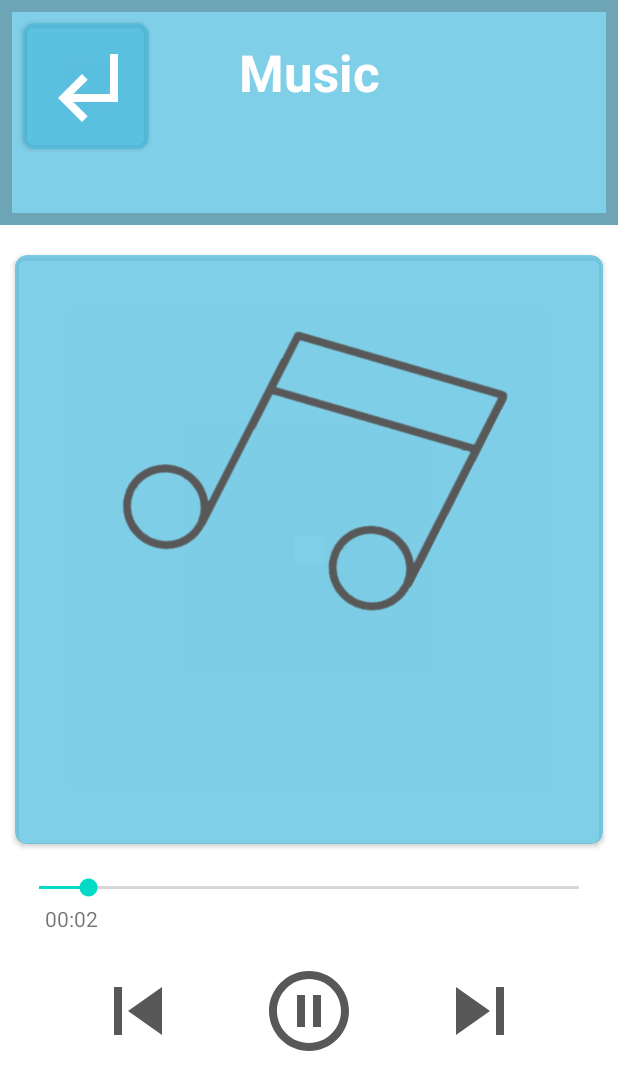
After one commit to yahya-t/DALD, an Android app: the MusicPlayerActivity screen opened directly, with no data from a screen before it, on a phone screen of 412 x 824 dp. The commit adds this screen. Shown: the top 1090 px of the screen. Run offline under Robolectric (Android 15) with nearby library versions, the phone set to English and light mode, and no system bars; 4 statements that could not run were skipped.

Commit message:
Completed Music Player

```diff
--- /dev/null
+++ b/app/src/main/java/com/example/dald/Music/CustomMediaPlayer.kt
@@ -0,0 +1,17 @@
+package com.example.dald.Music
+
+import android.media.MediaPlayer
+
+object CustomMediaPlayer {
+    var instance: MediaPlayer? = null
+
+    @JvmName("getInstance1")
+    fun getInstance(): MediaPlayer? {
+        if (instance == null) {
+            instance = MediaPlayer()
+        }
+        return instance
+    }
+
+    var currentIndex = 0
+}
--- a/app/src/main/java/com/example/dald/Music/MusicModel.kt
+++ b/app/src/main/java/com/example/dald/Music/MusicModel.kt
@@ -1,4 +1,4 @@
-package com.example.easytutomusicapp
+package com.example.dald.Music
 
 import java.io.Serializable
 
--- /dev/null
+++ b/app/src/main/java/com/example/dald/Music/MusicPlayerActivity.kt
@@ -0,0 +1,163 @@
+package com.example.dald.Music
+
+import android.content.Intent
+import android.media.MediaPlayer
+import android.os.Build
+import android.os.Bundle
+import android.os.Handler
+import android.view.View
+import android.widget.ImageView
+import android.widget.SeekBar
+import android.widget.SeekBar.OnSeekBarChangeListener
+import android.widget.TextView
+import androidx.annotation.RequiresApi
+import androidx.appcompat.app.AppCompatActivity
+import androidx.core.view.WindowCompat
+import androidx.core.view.WindowInsetsCompat
+import androidx.core.view.WindowInsetsControllerCompat
+import com.example.dald.MainActivity
+import com.example.dald.R
+import java.io.IOException
+import java.util.concurrent.TimeUnit
+
+class MusicPlayerActivity : AppCompatActivity() {
+    lateinit var musicTitle: TextView
+    lateinit var musicCurrentTime: TextView
+    lateinit var musicTotalTime: TextView
+    lateinit var musicSeekBar: SeekBar
+    lateinit var musicPlayerImage: ImageView
+    lateinit var musicPause: ImageView
+    lateinit var musicPrevious: ImageView
+    lateinit var musicNext: ImageView
+
+    lateinit var musicList: ArrayList<MusicModel>
+    lateinit var currentMusic: MusicModel
+    var mediaPlayer: MediaPlayer? = CustomMediaPlayer.getInstance()
+    var x = 0
+
+    @RequiresApi(Build.VERSION_CODES.R)
+    override fun onCreate(savedInstanceState: Bundle?) {
+        super.onCreate(savedInstanceState)
+        setContentView(R.layout.activity_music_player)
+
+        hideSystemUI()
+        supportActionBar?.hide()
+
+        musicTitle = findViewById(R.id.music_player_title)
+        musicCurrentTime = findViewById(R.id.music_current_time)
+        musicTotalTime = findViewById(R.id.music_total_time)
+        musicSeekBar = findViewById(R.id.music_seek_bar)
+        musicPlayerImage = findViewById(R.id.music_player_image)
+        musicPause = findViewById(R.id.music_pause)
+        musicPrevious = findViewById(R.id.music_previous)
+        musicNext = findViewById(R.id.music_next)
+
+        musicList = intent.getSerializableExtra("LIST") as ArrayList<MusicModel>
+
+        setResourcesWithMusic()
+
+        runOnUiThread(object : Runnable {
+            override fun run() {
+                if (mediaPlayer != null) {
+                    musicSeekBar?.progress = mediaPlayer!!.currentPosition
+                    musicCurrentTime?.text = convertToMMSS(mediaPlayer!!.currentPosition.toString() + "")
+                    if (mediaPlayer!!.isPlaying) {
+                        musicPause?.setImageResource(R.drawable.ic_baseline_pause_circle_outline_24)
+                        musicPlayerImage?.rotation = x++.toFloat()
+                    } else {
+                        musicPause?.setImageResource(R.drawable.ic_baseline_play_circle_outline_24)
+                        musicPlayerImage?.rotation = 0F
+                    }
+                }
+                Handler().postDelayed(this, 100)
+            }
+        })
+
+        musicSeekBar?.setOnSeekBarChangeListener(object : OnSeekBarChangeListener {
+            override fun onProgressChanged(seekBar: SeekBar, progress: Int, fromUser: Boolean) {
+                if (mediaPlayer != null && fromUser) {
+                    mediaPlayer!!.seekTo(progress)
+                }
+            }
+
+            override fun onStartTrackingTouch(seekBar: SeekBar) {}
+            override fun onStopTrackingTouch(seekBar: SeekBar) {}
+        })
+    }
+
+
+    private fun setResourcesWithMusic() {
+        currentMusic = musicList[CustomMediaPlayer.currentIndex]
+        musicTitle!!.text = currentMusic?.title
+        musicTotalTime?.text = currentMusic?.duration?.let { convertToMMSS(it) }
+        musicPause?.setOnClickListener { pausePlay() }
+        musicNext?.setOnClickListener { playNextSong() }
+        musicPrevious?.setOnClickListener { playPreviousSong() }
+        playMusic()
+    }
+
+
+    private fun playMusic() {
+        mediaPlayer!!.reset()
+        try {
+            mediaPlayer?.setDataSource(currentMusic?.path)
+            mediaPlayer?.prepare()
+            mediaPlayer?.start()
+            musicSeekBar?.progress = 0
+            musicSeekBar?.max = mediaPlayer!!.duration
+        } catch (e: IOException) {
+            e.printStackTrace()
+        }
+    }
+
+    private fun playNextSong() {
+        if (CustomMediaPlayer.currentIndex == musicList!!.size - 1) {
+            return
+        } else {
+            CustomMediaPlayer.currentIndex += 1
+            mediaPlayer!!.reset()
+            setResourcesWithMusic()
+        }
+    }
+
+    private fun playPreviousSong() {
+        if (CustomMediaPlayer.currentIndex == 0) {
+            return
+        } else {
+            CustomMediaPlayer.currentIndex -= 1
+            mediaPlayer!!.reset()
+            setResourcesWithMusic()
+        }
+    }
+
+    private fun pausePlay() {
+        if (mediaPlayer!!.isPlaying) mediaPlayer!!.pause() else mediaPlayer!!.start()
+    }
+
+
+    private fun convertToMMSS(duration: String): String? {
+        val millis = duration.toLong()
+        return java.lang.String.format("%02d:%02d",
+            TimeUnit.MILLISECONDS.toMinutes(millis) % TimeUnit.HOURS.toMinutes(1),
+            TimeUnit.MILLISECONDS.toSeconds(millis) % TimeUnit.MINUTES.toSeconds(1))
+    }
+
+    @RequiresApi(Build.VERSION_CODES.R)
+    fun hideSystemUI() {
+        WindowCompat.setDecorFitsSystemWindows(window, false)
+        WindowInsetsControllerCompat(window,
+            window.decorView.findViewById(android.R.id.content)).let { controller ->
+            controller.hide(WindowInsetsCompat.Type.systemBars())
+            controller.systemBarsBehavior =
+                WindowInsetsControllerCompat.BEHAVIOR_SHOW_TRANSIENT_BARS_BY_SWIPE
+        }
+    }
+
+    fun returnToMusic(view: View) {
+        mediaPlayer!!.pause()
+        finish()
+        val intent = Intent(this, MusicActivity::class.java)
+        startActivity(intent)
+
+    }
+}
--- a/app/src/main/java/com/example/dald/Photos/ImageAdapter.kt
+++ b/app/src/main/java/com/example/dald/Photos/ImageAdapter.kt
@@ -23,7 +23,7 @@ class ImageAdapter (private var context: Context, private var imagesList: ArrayL
 
     override fun onCreateViewHolder(parent: ViewGroup, viewType: Int): ImageViewHolder {
         val inflater = LayoutInflater.from(parent.context)
-        val view = inflater.inflate(R.layout.row_custom_recycler_item, parent, false)
+        val view = inflater.inflate(R.layout.photo_recycler_item, parent, false)
         return ImageViewHolder(view)
     }
 
--- a/app/src/main/java/com/example/dald/Photos/ImageFullActivity.kt
+++ b/app/src/main/java/com/example/dald/Photos/ImageFullActivity.kt
@@ -41,7 +41,7 @@ class ImageFullActivity : AppCompatActivity() {
         }
     }
 
-    fun backButton(view: View) {
+    fun returnToGallery(view: View) {
         val intent = Intent(this, PhotoActivity::class.java)
         startActivity(intent)
     }
--- /dev/null
+++ b/app/src/main/res/drawable/ic_baseline_home_24.xml
@@ -0,0 +1,5 @@
+<vector android:height="64dp" android:tint="#FFFFFF"
+    android:viewportHeight="24" android:viewportWidth="24"
+    android:width="64dp" xmlns:android="http://schemas.android.com/apk/res/android">
+    <path android:fillColor="@android:color/white" android:pathData="M10,20v-6h4v6h5v-8h3L12,3 2,12h3v8z"/>
+</vector>
--- /dev/null
+++ b/app/src/main/res/drawable/ic_baseline_pause_circle_outline_24.xml
@@ -0,0 +1,5 @@
+<vector android:height="64dp" android:tint="#585858"
+    android:viewportHeight="24" android:viewportWidth="24"
+    android:width="64dp" xmlns:android="http://schemas.android.com/apk/res/android">
+    <path android:fillColor="@android:color/white" android:pathData="M9,16h2L11,8L9,8v8zM12,2C6.48,2 2,6.48 2,12s4.48,10 10,10 10,-4.48 10,-10S17.52,2 12,2zM12,20c-4.41,0 -8,-3.59 -8,-8s3.59,-8 8,-8 8,3.59 8,8 -3.59,8 -8,8zM13,16h2L15,8h-2v8z"/>
+</vector>
--- /dev/null
+++ b/app/src/main/res/drawable/ic_baseline_play_circle_outline_24.xml
@@ -0,0 +1,5 @@
+<vector android:height="64dp" android:tint="#585858"
+    android:viewportHeight="24" android:viewportWidth="24"
+    android:width="64dp" xmlns:android="http://schemas.android.com/apk/res/android">
+    <path android:fillColor="@android:color/white" android:pathData="M10,16.5l6,-4.5 -6,-4.5v9zM12,2C6.48,2 2,6.48 2,12s4.48,10 10,10 10,-4.48 10,-10S17.52,2 12,2zM12,20c-4.41,0 -8,-3.59 -8,-8s3.59,-8 8,-8 8,3.59 8,8 -3.59,8 -8,8z"/>
+</vector>
--- /dev/null
+++ b/app/src/main/res/drawable/ic_baseline_skip_next_24.xml
@@ -0,0 +1,5 @@
+<vector android:height="64dp" android:tint="#585858"
+    android:viewportHeight="24" android:viewportWidth="24"
+    android:width="64dp" xmlns:android="http://schemas.android.com/apk/res/android">
+    <path android:fillColor="@android:color/white" android:pathData="M6,18l8.5,-6L6,6v12zM16,6v12h2V6h-2z"/>
+</vector>
--- /dev/null
+++ b/app/src/main/res/drawable/ic_baseline_skip_previous_24.xml
@@ -0,0 +1,5 @@
+<vector android:height="64dp" android:tint="#585858"
+    android:viewportHeight="24" android:viewportWidth="24"
+    android:width="64dp" xmlns:android="http://schemas.android.com/apk/res/android">
+    <path android:fillColor="@android:color/white" android:pathData="M6,6h2v12L6,18zM9.5,12l8.5,6L18,6z"/>
+</vector>
--- /dev/null
+++ b/app/src/main/res/drawable/ic_baseline_subdirectory_arrow_left_24.xml
@@ -0,0 +1,5 @@
+<vector android:height="64dp" android:tint="#FFFFFF"
+    android:viewportHeight="24" android:viewportWidth="24"
+    android:width="64dp" xmlns:android="http://schemas.android.com/apk/res/android">
+    <path android:fillColor="@android:color/white" android:pathData="M11,9l1.42,1.42L8.83,14H18V4h2v12H8.83l3.59,3.58L11,21l-6,-6 6,-6z"/>
+</vector>
--- /dev/null
+++ b/app/src/main/res/layout/activity_music_player.xml
@@ -0,0 +1,181 @@
+<?xml version="1.0" encoding="utf-8"?>
+<LinearLayout xmlns:android="http://schemas.android.com/apk/res/android"
+    xmlns:tools="http://schemas.android.com/tools"
+    android:layout_width="match_parent"
+    android:layout_height="match_parent"
+    xmlns:app="http://schemas.android.com/apk/res-auto"
+    android:orientation="vertical"
+    android:weightSum="10"
+    tools:context=".Music.MusicPlayerActivity">
+
+    <GridLayout
+        android:layout_width="match_parent"
+        android:layout_height="200dp"
+        android:layout_weight="2.4"
+        android:background="@drawable/music_banner_background"
+        android:clipChildren="false"
+        android:clipToPadding="false"
+        android:columnCount="2"
+        android:padding="5dp"
+        android:layout_marginBottom="10dp"
+        android:rowCount="2">
+
+        <androidx.cardview.widget.CardView
+            android:id="@+id/home_from_music_player"
+            android:layout_width="wrap_content"
+            android:layout_height="wrap_content"
+            android:layout_marginStart="10dp"
+            android:layout_marginTop="10dp"
+            android:layout_marginEnd="10dp"
+            android:layout_marginBottom="10dp"
+            android:backgroundTint="@color/musicBackground"
+            app:cardCornerRadius="8dp"
+            app:cardElevation="2dp"
+            android:clickable="true"
+            android:foreground="?attr/selectableItemBackground"
+            android:onClick="returnToMusic">
+
+            <ImageView
+                android:id="@+id/home"
+                android:layout_width="wrap_content"
+                android:layout_height="wrap_content"
+                android:layout_alignParentStart="true"
+                android:layout_centerVertical="true"
+                android:padding="10dp"
+                android:src="@drawable/ic_baseline_subdirectory_arrow_left_24" />
+
+        </androidx.cardview.widget.CardView>
+
+
+        <TextView
+            android:id="@+id/galleryTitle"
+            android:layout_width="match_parent"
+            android:layout_height="wrap_content"
+            android:layout_row="0"
+            android:layout_column="0"
+            android:gravity="center"
+            android:textColor="@android:color/white"
+            android:textSize="34sp"
+            android:textStyle="bold"
+            android:layout_marginTop="20dp"
+            android:text="Music"/>
+
+    </GridLayout>
+
+    <RelativeLayout
+        android:layout_width="match_parent"
+        android:layout_height="match_parent">
+
+        <androidx.cardview.widget.CardView
+            android:id="@+id/music_player_card"
+            android:layout_width="match_parent"
+            android:layout_height="wrap_content"
+            android:layout_marginStart="10dp"
+            android:layout_marginTop="10dp"
+            android:layout_marginEnd="10dp"
+            android:layout_marginBottom="10dp"
+            android:backgroundTint="@color/musicBackground"
+            app:cardCornerRadius="8dp"
+            app:cardElevation="2dp">
+
+            <LinearLayout
+                android:layout_width="match_parent"
+                android:layout_height="wrap_content"
+                android:layout_gravity="center_horizontal|center_vertical"
+                android:layout_margin="16dp"
+                android:orientation="vertical">
+
+                <ImageView
+                    android:id="@+id/music_player_image"
+                    android:layout_width="240dp"
+                    android:layout_height="240dp"
+                    android:layout_centerHorizontal="true"
+                    android:layout_gravity="center"
+                    android:padding="20dp"
+                    android:src="@drawable/music" />
+
+                <TextView
+                    android:id="@+id/music_player_title"
+                    android:layout_width="match_parent"
+                    android:layout_height="wrap_content"
+                    android:layout_gravity="center"
+                    android:layout_margin="20dp"
+                    android:ellipsize="marquee"
+                    android:padding="20dp"
+                    android:singleLine="true"
+                    tools:text="Title of the Song..."
+                    android:textColor="@android:color/white"
+                    android:textSize="30dp"
+                    android:textStyle="bold" />
+
+            </LinearLayout>
+
+        </androidx.cardview.widget.CardView>
+
+        <RelativeLayout
+            android:layout_width="match_parent"
+            android:layout_height="wrap_content"
+            android:layout_below="@+id/music_player_card">
+
+            <SeekBar
+                android:id="@+id/music_seek_bar"
+                android:layout_width="match_parent"
+                android:layout_height="wrap_content"
+                android:layout_margin="10dp" />
+
+            <TextView
+                android:id="@+id/music_current_time"
+                android:layout_width="wrap_content"
+                android:layout_height="wrap_content"
+                android:layout_alignParentStart="true"
+                android:layout_margin="30dp"
+                android:text="0:00" />
+
+            <TextView
+                android:id="@+id/music_total_time"
+                android:layout_width="wrap_content"
+                android:layout_height="wrap_content"
+                android:layout_alignParentEnd="true"
+                android:layout_margin="30dp"
+                android:text="0:00" />
+
+            <RelativeLayout
+                android:layout_width="match_parent"
+                android:layout_height="wrap_content"
+                android:layout_below="@+id/music_total_time"
+                android:layout_marginTop="-10dp"
+                android:paddingHorizontal="60sp">
+
+                <ImageView
+                    android:id="@+id/music_previous"
+                    android:layout_width="wrap_content"
+                    android:layout_height="wrap_content"
+                    android:layout_alignParentStart="true"
+                    android:layout_centerVertical="true"
+                    android:src="@drawable/ic_baseline_skip_previous_24" />
+
+                <ImageView
+                    android:id="@+id/music_next"
+                    android:layout_width="wrap_content"
+                    android:layout_height="wrap_content"
+                    android:layout_alignParentEnd="true"
+                    android:layout_centerVertical="true"
+                    android:src="@drawable/ic_baseline_skip_next_24" />
+
+                <ImageView
+                    android:id="@+id/music_pause"
+                    android:layout_width="wrap_content"
+                    android:layout_height="wrap_content"
+                    android:layout_centerInParent="true"
+                    android:layout_centerVertical="true"
+                    android:src="@drawable/ic_baseline_pause_circle_outline_24" />
+
+            </RelativeLayout>
+
+        </RelativeLayout>
+
+
+
+    </RelativeLayout>
+
+  </LinearLayout>
```
Also changed, not shown: app/src/main/AndroidManifest.xml (+16 -9 lines), app/src/main/java/com/example/dald/Music/MusicActivity.kt (+36 -22 lines), app/src/main/java/com/example/dald/Music/MusicListAdapter.kt (+22 -9 lines), app/src/main/java/com/example/dald/Photos/PhotoActivity.kt (+9 -0 lines), app/src/main/res/layout/activity_image_full.xml (+52 -9 lines), app/src/main/res/layout/activity_music.xml (+27 -0 lines), app/src/main/res/layout/activity_photo.xml (+26 -0 lines), app/src/main/res/layout/photo_recycler_item.xml (renamed from app/src/main/res/layout/row_custom_recycler_item.xml).
